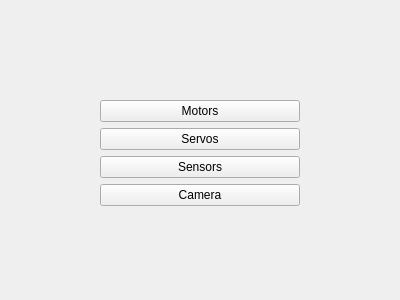
kipr/botui, file ui/MotorsSensorsWidget.ui: the form before one commit.
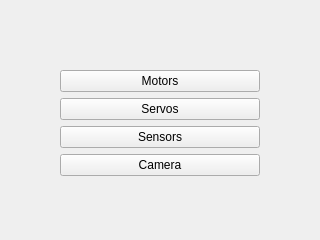
The form after the commit. Icons and pictures are not drawn.

```diff
--- a/ui/MotorsSensorsWidget.ui
+++ b/ui/MotorsSensorsWidget.ui
@@ -6,8 +6,8 @@
    <rect>
     <x>0</x>
     <y>0</y>
-    <width>400</width>
-    <height>300</height>
+    <width>320</width>
+    <height>240</height>
    </rect>
   </property>
   <property name="windowTitle">
```
Left out of the diff: 2 changed lines with no effect on the pictures.
